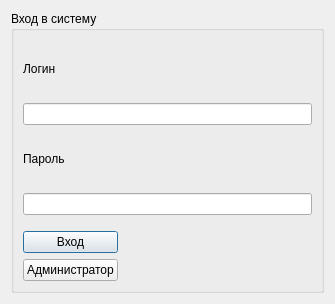
First picture: the form in ui/authorizationwindow.ui, repository 7enSmile/clientVKR, before the edit.
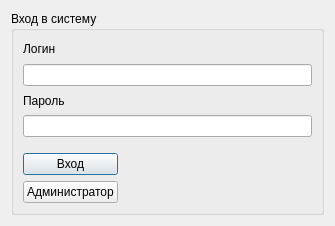
Second picture: the form after the edit.

Commit message: изменение интерфейса

The edit to the form file:
```diff
--- a/ui/authorizationwindow.ui
+++ b/ui/authorizationwindow.ui
@@ -7,7 +7,7 @@
     <x>0</x>
     <y>0</y>
     <width>335</width>
-    <height>304</height>
+    <height>226</height>
    </rect>
   </property>
   <property name="windowTitle">
```
The commit also changes 7 other files.
